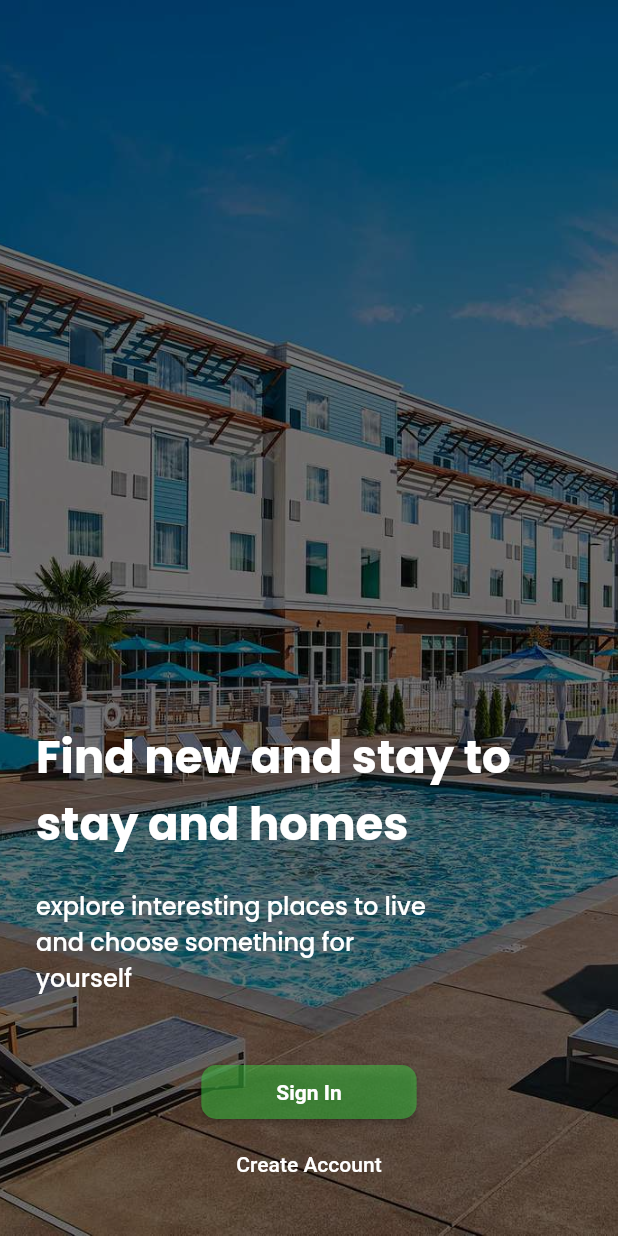
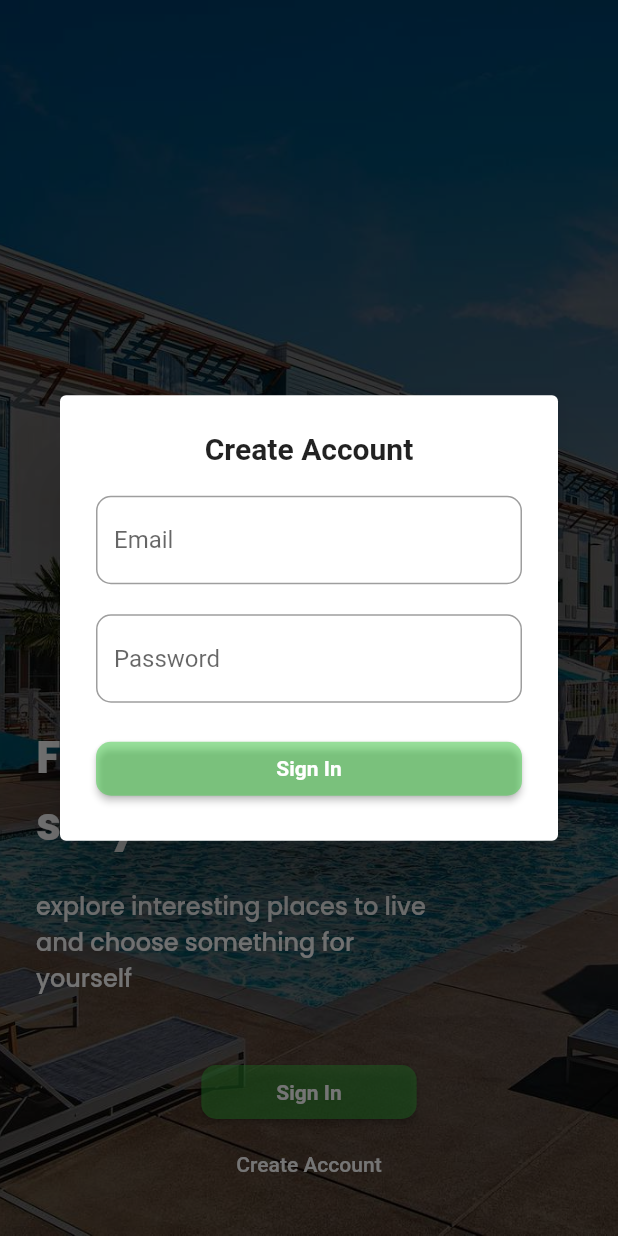
Before and after one commit to andrianazz/alterra_batch_4, a Flutter app: the screen it shows after launch, after a tap on "Sign In", on a phone screen of 412 x 824 dp. Run offline on Flutter 3.47's test engine with Material 2 defaults, Android fonts, the phone set to English and light mode, and no system bars; our stand-ins replace get, google_fonts.

Commit message:
feat: add login in splash page

```diff
--- a/lib/app/modules/splash/views/splash_view.dart
+++ b/lib/app/modules/splash/views/splash_view.dart
@@ -1,3 +1,4 @@
+import 'package:alterra_batch_4/app/routes/app_pages.dart';
 import 'package:flutter/material.dart';
 
 import 'package:get/get.dart';
@@ -50,7 +51,73 @@ class SplashView extends GetView<SplashController> {
                     crossAxisAlignment: CrossAxisAlignment.center,
                     children: [
                       ElevatedButton(
-                        onPressed: () {},
+                        onPressed: () {
+                          Get.dialog(
+                            Dialog(
+                              child: Container(
+                                padding: const EdgeInsets.all(24),
+                                child: Column(
+                                  mainAxisSize: MainAxisSize.min,
+                                  children: [
+                                    const Text(
+                                      "Create Account",
+                                      style: TextStyle(
+                                        fontSize: 20,
+                                        fontWeight: FontWeight.bold,
+                                      ),
+                                    ),
+                                    const SizedBox(height: 20),
+                                    TextFormField(
+                                      decoration: InputDecoration(
+                                        hintText: "Email",
+                                        border: OutlineInputBorder(
+                                          borderRadius:
+                                              BorderRadius.circular(10),
+                                        ),
+                                      ),
+                                    ),
+                                    const SizedBox(height: 20),
+                                    TextFormField(
+                                      decoration: InputDecoration(
+                                        hintText: "Password",
+                                        border: OutlineInputBorder(
+                                          borderRadius:
+                                              BorderRadius.circular(10),
+                                        ),
+                                      ),
+                                    ),
+                                    const SizedBox(height: 20),
+                                    SizedBox(
+                                      width: double.infinity,
+                                      child: ElevatedButton(
+                                        onPressed: () {
+                                          Get.toNamed(Routes.HOME);
+                                        },
+                                        style: ElevatedButton.styleFrom(
+                                          padding: const EdgeInsets.symmetric(
+                                              horizontal: 50),
+                                          backgroundColor: const Color.fromARGB(
+                                              130, 61, 201, 66),
+                                          shape: RoundedRectangleBorder(
+                                            borderRadius:
+                                                BorderRadius.circular(10),
+                                          ),
+                                        ),
+                                        child: const Text(
+                                          "Sign In",
+                                          style: TextStyle(
+                                            color: Colors.white,
+                                            fontWeight: FontWeight.bold,
+                                          ),
+                                        ),
+                                      ),
+                                    ),
+                                  ],
+                                ),
+                              ),
+                            ),
+                          );
+                        },
                         style: ElevatedButton.styleFrom(
                           padding: const EdgeInsets.symmetric(horizontal: 50),
                           backgroundColor:
```
